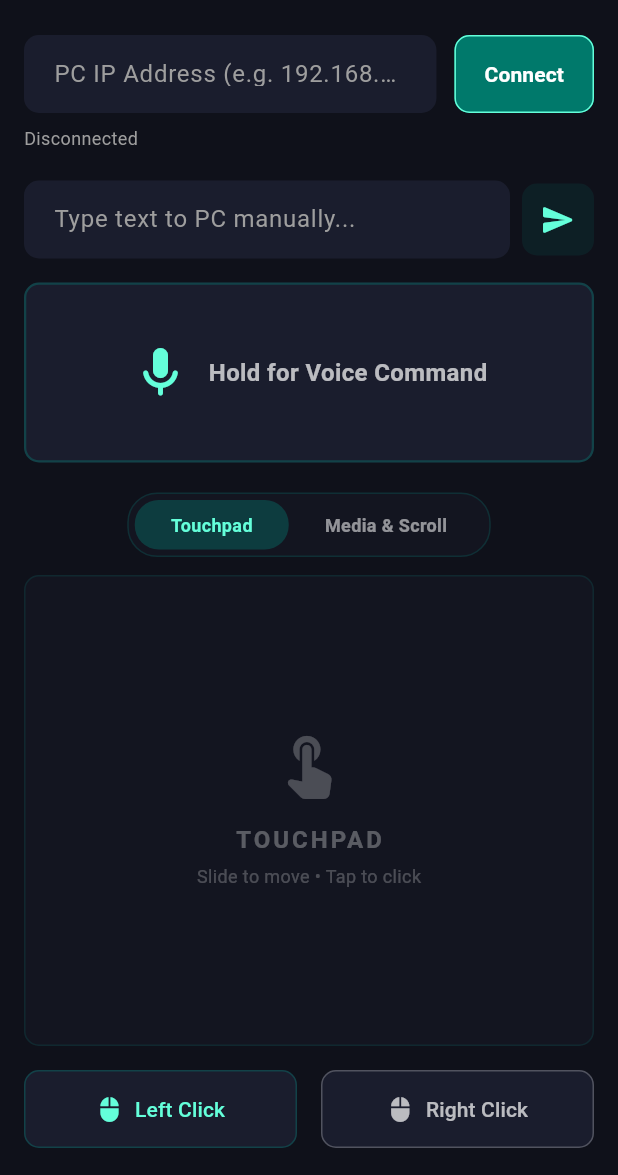
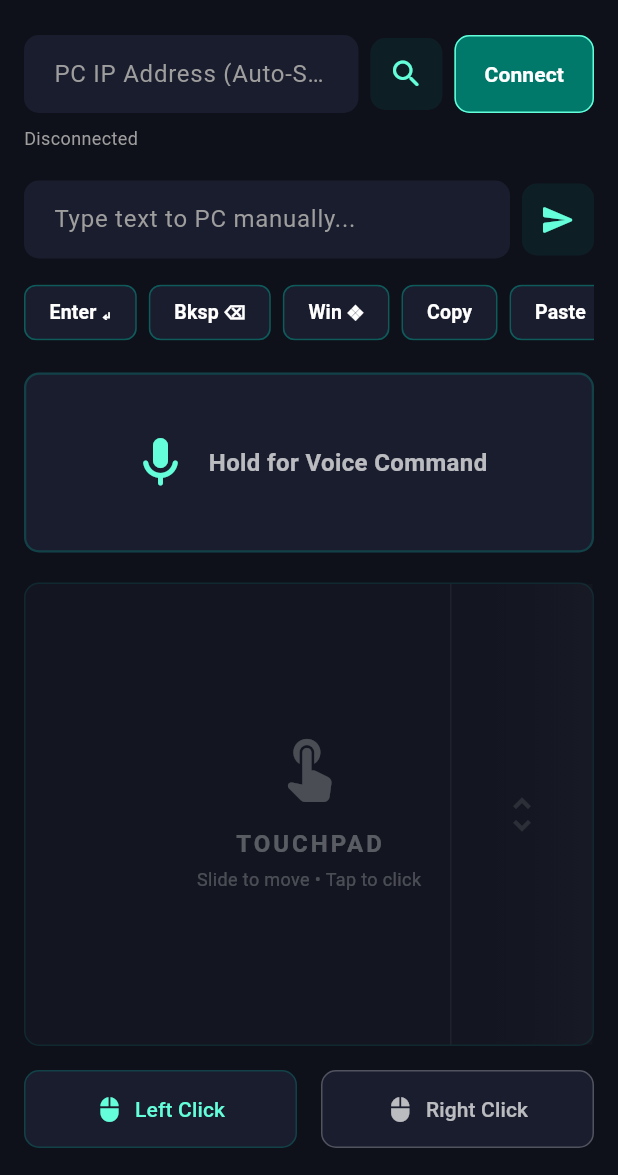
Before and after one commit to YRJ-10/Mobile-PC-Input-Control, a Flutter app: the screen it shows after launch, on a phone screen of 412 x 824 dp, the part 61-1236 px from its top. Run offline on Flutter 3.47's test engine with Material 3 defaults, Android fonts, the phone set to English and light mode, and no system bars; our stand-ins replace permission_handler, speech_to_text.

Commit message:
Final V1.1.0

```diff
--- a/flutter_client/lib/main.dart
+++ b/flutter_client/lib/main.dart
@@ -44,15 +44,14 @@ class _RemoteHomePageState extends State<RemoteHomePage> {
   Socket? _socket;
   bool _isConnected = false;
   String _statusMessage = "Disconnected";
+  bool _isScanning = false;
 
   late stt.SpeechToText _speech;
   bool _isListening = false;
   String _lastRecognizedWords = "";
 
   static const platform = MethodChannel('com.mobilepcmedia/audio');
-
-  // Tab State: 0 untuk Touchpad, 1 untuk Media
-  int _currentPage = 0;
+  bool _isAudioEnabled = true;
 
   @override
   void initState() {
@@ -93,6 +92,51 @@ class _RemoteHomePageState extends State<RemoteHomePage> {
     }
   }
 
+  // --- UDP DISCOVERY ---
+  void _scanNetwork() async {
+    setState(() => _isScanning = true);
+    try {
+      final udpSocket = await RawDatagramSocket.bind(InternetAddress.anyIPv4, 0);
+      udpSocket.broadcastEnabled = true;
+
+      // Listen for response
+      udpSocket.listen((RawSocketEvent event) {
+        if (event == RawSocketEvent.read) {
+          Datagram? dg = udpSocket.receive();
+          if (dg != null) {
+            final message = utf8.decode(dg.data);
+            if (message == "MOBILEPC_SERVER") {
+              udpSocket.close();
+              if (mounted) {
+                setState(() {
+                  _ipController.text = dg.address.address;
+                  _isScanning = false;
+                });
+                _connectToServer();
+              }
+            }
+          }
+        }
+      });
+
+      // Broadcast to 255.255.255.255
+      udpSocket.send(utf8.encode("DISCOVER_MOBILEPC"), InternetAddress("255.255.255.255"), 8081);
+
+      // Timeout after 3 seconds
+      Future.delayed(const Duration(seconds: 3), () {
+        if (_isScanning && mounted) {
+          udpSocket.close();
+          setState(() => _isScanning = false);
+          ScaffoldMessenger.of(context).showSnackBar(
+            const SnackBar(content: Text('PC not found. Make sure PC server is running.', style: TextStyle(color: Colors.white))),
+          );
+        }
+      });
+    } catch (e) {
+      if (mounted) setState(() => _isScanning = false);
+    }
+  }
+
   void _connectToServer() async {
     final ip = _ipController.text.trim();
     if (ip.isEmpty) return;
@@ -104,6 +148,7 @@ class _RemoteHomePageState extends State<RemoteHomePage> {
 
       setState(() {
         _isConnected = true;
+        _isAudioEnabled = true;
         _statusMessage = "Connected to $ip";
       });
 
@@ -164,18 +209,49 @@ class _RemoteHomePageState extends State<RemoteHomePage> {
     }
   }
 
+  void _toggleAudio() {
+    setState(() {
+      _isAudioEnabled = !_isAudioEnabled;
+    });
+
+    // Kirim perintah ke server Python
+    _sendCommand({
+      "type": "AUDIO_TOGGLE",
+      "enabled": _isAudioEnabled,
+    });
+
+    // Hidupkan/matikan receiver di Android native
+    if (_isAudioEnabled) {
+      _startNativeAudioReceiver();
+    } else {
+      _stopNativeAudioReceiver();
+    }
+  }
+
   // --- MOUSE CONTROLS ---
   double _accumulatedDx = 0;
   double _accumulatedDy = 0;
   DateTime _lastPanTime = DateTime.now();
 
-  void _onPanUpdate(DragUpdateDetails details) {
+  void _onPanUpdate(DragUpdateDetails details, BoxConstraints constraints) {
+    // Hidden Scroll Zone (25% di sisi kanan untuk ruang yang lebih lega)
+    if (details.localPosition.dx > constraints.maxWidth * 0.75) {
+      final now = DateTime.now();
+      if (now.difference(_lastPanTime).inMilliseconds >= 16) {
+        _sendCommand({
+          "type": "SCROLL",
+          "dy": details.delta.dy,
+        });
+        _lastPanTime = now;
+      }
+    } else {
+      // Normal Mouse Move
       _accumulatedDx += details.delta.dx;
       _accumulatedDy += details.delta.dy;
 
       final now = DateTime.now();
       if (now.difference(_lastPanTime).inMilliseconds >= 16) {
-      const double sensitivity = 2.5;
+        const double sensitivity = 4.0; // Sensitivitas dinaikkan agar jangkauan lebih jauh
         _sendCommand({
           "type": "MOUSE_MOVE",
           "dx": _accumulatedDx * sensitivity,
@@ -184,6 +260,7 @@ class _RemoteHomePageState extends State<RemoteHomePage> {
         _lastPanTime = now;
         _accumulatedDx = 0;
         _accumulatedDy = 0;
+      }
     }
   }
 
@@ -256,148 +333,17 @@ class _RemoteHomePageState extends State<RemoteHomePage> {
     );
   }
 
-  // --- TAB 1: TOUCHPAD ---
-  Widget _buildTouchpadTab() {
-    return Column(
-      key: const ValueKey('touchpad'),
-      children: [
-        Expanded(
-          child: GestureDetector(
-            onPanUpdate: _onPanUpdate,
-            onTap: _onTap,
-            child: Container(
-              width: double.infinity,
-              decoration: BoxDecoration(
-                color: const Color(0xFF131520),
-                borderRadius: BorderRadius.circular(10),
-                border: Border.all(color: Colors.teal.withOpacity(0.15), width: 1),
+  // Helper Widget untuk Special Keys
+  Widget _specialKeyBtn(String label, String keyCmd) {
+    return Padding(
+      padding: const EdgeInsets.only(right: 8.0),
+      child: ActionChip(
+        label: Text(label, style: const TextStyle(color: Colors.white, fontSize: 13, fontWeight: FontWeight.bold)),
+        backgroundColor: const Color(0xFF1A1D2D),
+        side: BorderSide(color: Colors.teal.withOpacity(0.3), width: 1),
+        shape: RoundedRectangleBorder(borderRadius: BorderRadius.circular(8)),
+        onPressed: () => _sendCommand({"type": "SPECIAL_KEY", "key": keyCmd}),
       ),
-              child: Center(
-                child: Column(
-                  mainAxisAlignment: MainAxisAlignment.center,
-                  children: [
-                    const Icon(Icons.touch_app_rounded, color: Colors.white24, size: 48),
-                    const SizedBox(height: 12),
-                    const Text(
-                      'TOUCHPAD',
-                      style: TextStyle(color: Colors.white30, fontSize: 16, fontWeight: FontWeight.bold, letterSpacing: 2),
-                    ),
-                    const SizedBox(height: 4),
-                    const Text(
-                      'Slide to move • Tap to click',
-                      style: TextStyle(color: Colors.white24, fontSize: 12),
-                    ),
-                  ],
-                ),
-              ),
-            ),
-          ),
-        ),
-        const SizedBox(height: 16),
-        Row(
-          mainAxisAlignment: MainAxisAlignment.spaceEvenly,
-          children: [
-            Expanded(
-              child: ElevatedButton.icon(
-                onPressed: () => _sendCommand({"type": "MOUSE_CLICK", "button": "left"}),
-                icon: const Icon(Icons.mouse, size: 18),
-                label: const Text('Left Click'),
-                style: ElevatedButton.styleFrom(
-                  padding: const EdgeInsets.symmetric(vertical: 16),
-                  backgroundColor: const Color(0xFF1A1D2D),
-                  foregroundColor: Colors.tealAccent,
-                  shape: RoundedRectangleBorder(borderRadius: BorderRadius.circular(10)),
-                  side: BorderSide(color: Colors.teal.withOpacity(0.3), width: 1),
-                  elevation: 0,
-                ),
-              ),
-            ),
-            const SizedBox(width: 16),
-            Expanded(
-              child: ElevatedButton.icon(
-                onPressed: () => _sendCommand({"type": "MOUSE_CLICK", "button": "right"}),
-                icon: const Icon(Icons.mouse, size: 18),
-                label: const Text('Right Click'),
-                style: ElevatedButton.styleFrom(
-                  padding: const EdgeInsets.symmetric(vertical: 16),
-                  backgroundColor: const Color(0xFF1A1D2D),
-                  foregroundColor: Colors.white70,
-                  shape: RoundedRectangleBorder(borderRadius: BorderRadius.circular(10)),
-                  side: const BorderSide(color: Colors.white24, width: 1),
-                  elevation: 0,
-                ),
-              ),
-            ),
-          ],
-        ),
-      ],
-    );
-  }
-
-  // --- TAB 2: MEDIA & SCROLL ---
-  Widget _buildMediaTab() {
-    return Row(
-      key: const ValueKey('media'),
-      children: [
-        // Kiri: Play/Pause Button
-        Expanded(
-          flex: 1,
-          child: ElevatedButton.icon(
-            onPressed: () => _sendCommand({"type": "MEDIA", "action": "playpause"}),
-            icon: const Icon(Icons.play_circle_filled, size: 36),
-            label: const Text('Play\nPause', textAlign: TextAlign.center, style: TextStyle(fontSize: 16, fontWeight: FontWeight.bold)),
-            style: ElevatedButton.styleFrom(
-              backgroundColor: const Color(0xFF1A1D2D),
-              foregroundColor: Colors.tealAccent,
-              shape: RoundedRectangleBorder(borderRadius: BorderRadius.circular(10)),
-              side: BorderSide(color: Colors.tealAccent.withOpacity(0.3), width: 1),
-              elevation: 0,
-            ),
-          ),
-        ),
-        const SizedBox(width: 16),
-        // Kanan: Giant Scroll Wheel
-        Expanded(
-          flex: 2,
-          child: GestureDetector(
-            onPanUpdate: (details) {
-              final now = DateTime.now();
-              if (now.difference(_lastPanTime).inMilliseconds >= 32) { // 30fps
-                _sendCommand({
-                  "type": "SCROLL",
-                  "dy": details.delta.dy, // Kirim murni delta, biar server yang kalikan
-                });
-                _lastPanTime = now;
-              }
-            },
-            child: Container(
-              decoration: BoxDecoration(
-                color: const Color(0xFF131520),
-                borderRadius: BorderRadius.circular(10),
-                border: Border.all(color: Colors.teal.withOpacity(0.3), width: 2), // Border tegas
-              ),
-              child: Column(
-                mainAxisAlignment: MainAxisAlignment.center,
-                children: [
-                  const Icon(Icons.keyboard_double_arrow_up, color: Colors.white54, size: 40),
-                  const SizedBox(height: 16),
-                  Expanded(
-                    child: Center(
-                      child: RotatedBox(
-                        quarterTurns: 1,
-                        child: Icon(Icons.linear_scale, color: Colors.tealAccent.withOpacity(0.7), size: 60),
-                      ),
-                    ),
-                  ),
-                  const Text('GIANT SCROLL', style: TextStyle(color: Colors.tealAccent, fontSize: 14, fontWeight: FontWeight.bold, letterSpacing: 2)),
-                  const SizedBox(height: 16),
-                  const Icon(Icons.keyboard_double_arrow_down, color: Colors.white54, size: 40),
-                ],
-              ),
-            ),
-          ),
-        ),
-      ],
     );
   }
 
@@ -409,10 +355,39 @@ class _RemoteHomePageState extends State<RemoteHomePage> {
         title: const Text('MobilePC', style: TextStyle(fontWeight: FontWeight.w600, fontSize: 20)),
         actions: [
           if (_isConnected) ...[
-            const Icon(Icons.speaker_group, color: Colors.tealAccent, size: 20),
+            GestureDetector(
+              onTap: _toggleAudio,
+              child: Container(
+                margin: const EdgeInsets.symmetric(vertical: 10, horizontal: 8),
+                padding: const EdgeInsets.symmetric(horizontal: 10),
+                decoration: BoxDecoration(
+                  color: _isAudioEnabled ? Colors.teal.withOpacity(0.2) : Colors.redAccent.withOpacity(0.2),
+                  borderRadius: BorderRadius.circular(20),
+                  border: Border.all(
+                    color: _isAudioEnabled ? Colors.tealAccent.withOpacity(0.5) : Colors.redAccent.withOpacity(0.5),
+                  ),
+                ),
+                child: Row(
+                  children: [
+                    Icon(
+                      _isAudioEnabled ? Icons.speaker_group : Icons.volume_off,
+                      color: _isAudioEnabled ? Colors.tealAccent : Colors.redAccent,
+                      size: 16,
+                    ),
                     const SizedBox(width: 6),
-            const Center(child: Text('Audio ON', style: TextStyle(color: Colors.tealAccent, fontSize: 13, fontWeight: FontWeight.bold))),
-            const SizedBox(width: 16),
+                    Text(
+                      _isAudioEnabled ? 'Audio ON' : 'Audio OFF',
+                      style: TextStyle(
+                        color: _isAudioEnabled ? Colors.tealAccent : Colors.redAccent,
+                        fontSize: 12,
+                        fontWeight: FontWeight.bold,
+                      ),
+                    ),
+                  ],
+                ),
+              ),
+            ),
+            const SizedBox(width: 8),
           ],
           Icon(_isConnected ? Icons.wifi : Icons.wifi_off,
               color: _isConnected ? Colors.greenAccent : Colors.redAccent, size: 24),
@@ -426,18 +401,32 @@ class _RemoteHomePageState extends State<RemoteHomePage> {
           padding: const EdgeInsets.symmetric(horizontal: 16.0, vertical: 8.0),
           child: Column(
             children: [
-              // 1. Area IP Connect
+              // 1. Area IP Connect & Auto-Discovery
               Row(
                 children: [
                   Expanded(
                     child: TextField(
                       controller: _ipController,
-                      decoration: _modernInputDecoration('PC IP Address (e.g. 192.168.1.9)'),
+                      decoration: _modernInputDecoration('PC IP Address (Auto-Scan)'),
                       keyboardType: const TextInputType.numberWithOptions(decimal: true),
                       style: const TextStyle(color: Colors.white, fontWeight: FontWeight.bold),
                     ),
                   ),
-                  const SizedBox(width: 12),
+                  const SizedBox(width: 8),
+                  Container(
+                    decoration: BoxDecoration(
+                      color: Colors.teal.withOpacity(0.1),
+                      borderRadius: BorderRadius.circular(10),
+                    ),
+                    child: IconButton(
+                      icon: _isScanning
+                        ? const SizedBox(width: 20, height: 20, child: CircularProgressIndicator(strokeWidth: 2, color: Colors.tealAccent))
+                        : const Icon(Icons.search_rounded, color: Colors.tealAccent),
+                      onPressed: _isScanning ? null : _scanNetwork,
+                      tooltip: 'Auto-Discover PC',
+                    ),
+                  ),
+                  const SizedBox(width: 8),
                   ElevatedButton(
                     onPressed: _isConnected ? _confirmDisconnect : _connectToServer,
                     style: ElevatedButton.styleFrom(
@@ -462,7 +451,7 @@ class _RemoteHomePageState extends State<RemoteHomePage> {
               ),
               const SizedBox(height: 20),
 
-              // 2. Area Type Text Manual
+              // 2. Area Type Text Manual & Special Keys
               Row(
                 children: [
                   Expanded(
@@ -485,6 +474,21 @@ class _RemoteHomePageState extends State<RemoteHomePage> {
                     ),
                   ),
                 ],
+              ),
+              const SizedBox(height: 12),
+
+              // Special Keys Row
+              SingleChildScrollView(
+                scrollDirection: Axis.horizontal,
+                child: Row(
+                  children: [
+                    _specialKeyBtn('Enter ↵', 'enter'),
+                    _specialKeyBtn('Bksp ⌫', 'backspace'),
+                    _specialKeyBtn('Win ❖', 'win'),
+                    _specialKeyBtn('Copy', 'copy'),
+                    _specialKeyBtn('Paste', 'paste'),
+                  ],
+                ),
               ),
               const SizedBox(height: 16),
 
@@ -526,75 +530,108 @@ class _RemoteHomePageState extends State<RemoteHomePage> {
               ),
               const SizedBox(height: 20),
 
-              // 4. Area Multi-Tab Tipis
+              // 4. Area Touchpad (dengan Hidden Scroll Zone)
               Expanded(
-                child: Column(
-                  children: [
-                    // A. Header Tab Tipis
-                    Container(
-                      margin: const EdgeInsets.only(bottom: 12),
-                      padding: const EdgeInsets.symmetric(horizontal: 4, vertical: 4),
+                child: LayoutBuilder(
+                  builder: (context, constraints) {
+                    return GestureDetector(
+                      onPanUpdate: (details) => _onPanUpdate(details, constraints),
+                      onTap: _onTap,
+                      child: Container(
+                        width: double.infinity,
                         decoration: BoxDecoration(
                           color: const Color(0xFF131520),
-                        borderRadius: BorderRadius.circular(20),
-                        border: Border.all(color: Colors.teal.withOpacity(0.2)),
+                          borderRadius: BorderRadius.circular(10),
+                          border: Border.all(color: Colors.teal.withOpacity(0.15), width: 1),
                         ),
-                      child: Row(
-                        mainAxisSize: MainAxisSize.min,
+                        child: Stack(
                           children: [
-                          GestureDetector(
-                            onTap: () => setState(() => _currentPage = 0),
-                            child: AnimatedContainer(
-                              duration: const Duration(milliseconds: 200),
-                              padding: const EdgeInsets.symmetric(horizontal: 24, vertical: 8),
-                              decoration: BoxDecoration(
-                                color: _currentPage == 0 ? Colors.teal.withOpacity(0.3) : Colors.transparent,
-                                borderRadius: BorderRadius.circular(16),
+                            // Konten Tengah
+                            Center(
+                              child: Column(
+                                mainAxisAlignment: MainAxisAlignment.center,
+                                children: [
+                                  const Icon(Icons.touch_app_rounded, color: Colors.white24, size: 48),
+                                  const SizedBox(height: 12),
+                                  const Text(
+                                    'TOUCHPAD',
+                                    style: TextStyle(color: Colors.white30, fontSize: 16, fontWeight: FontWeight.bold, letterSpacing: 2),
                                   ),
-                              child: Text(
-                                'Touchpad',
-                                style: TextStyle(
-                                  color: _currentPage == 0 ? Colors.tealAccent : Colors.white54,
-                                  fontWeight: FontWeight.bold,
-                                  fontSize: 12,
+                                  const SizedBox(height: 4),
+                                  const Text(
+                                    'Slide to move • Tap to click',
+                                    style: TextStyle(color: Colors.white24, fontSize: 12),
+                                  ),
+                                ],
                               ),
                             ),
+                            // Penanda visual halus untuk zona Scroll (25% paling kanan)
+                            Positioned(
+                              right: 0,
+                              top: 0,
+                              bottom: 0,
+                              width: constraints.maxWidth * 0.25,
+                              child: Container(
+                                decoration: BoxDecoration(
+                                  border: Border(
+                                    left: BorderSide(color: Colors.white.withOpacity(0.05), width: 1),
+                                  ),
+                                  gradient: LinearGradient(
+                                    colors: [Colors.transparent, Colors.white.withOpacity(0.02)],
                                   ),
                                 ),
-                          GestureDetector(
-                            onTap: () => setState(() => _currentPage = 1),
-                            child: AnimatedContainer(
-                              duration: const Duration(milliseconds: 200),
-                              padding: const EdgeInsets.symmetric(horizontal: 24, vertical: 8),
-                              decoration: BoxDecoration(
-                                color: _currentPage == 1 ? Colors.teal.withOpacity(0.3) : Colors.transparent,
-                                borderRadius: BorderRadius.circular(16),
-                              ),
-                              child: Text(
-                                'Media & Scroll',
-                                style: TextStyle(
-                                  color: _currentPage == 1 ? Colors.tealAccent : Colors.white54,
-                                  fontWeight: FontWeight.bold,
-                                  fontSize: 12,
-                                ),
+                                child: const Center(
+                                  child: Icon(Icons.unfold_more, color: Colors.white10, size: 30),
                                 ),
                               ),
                             ),
                           ],
                         ),
                       ),
-
-                    // B. Konten Tab Aktif
-                    Expanded(
-                      child: AnimatedSwitcher(
-                        duration: const Duration(milliseconds: 300),
-                        child: _currentPage == 0 ? _buildTouchpadTab() : _buildMediaTab(),
+                    );
+                  }
                 ),
               ),
-                    const SizedBox(height: 10),
+              const SizedBox(height: 16),
+
+              // 5. Click Buttons
+              Row(
+                mainAxisAlignment: MainAxisAlignment.spaceEvenly,
+                children: [
+                  Expanded(
+                    child: ElevatedButton.icon(
+                      onPressed: () => _sendCommand({"type": "MOUSE_CLICK", "button": "left"}),
+                      icon: const Icon(Icons.mouse, size: 18),
+                      label: const Text('Left Click'),
+                      style: ElevatedButton.styleFrom(
+                        padding: const EdgeInsets.symmetric(vertical: 16),
+                        backgroundColor: const Color(0xFF1A1D2D),
+                        foregroundColor: Colors.tealAccent,
+                        shape: RoundedRectangleBorder(borderRadius: BorderRadius.circular(10)),
+                        side: BorderSide(color: Colors.teal.withOpacity(0.3), width: 1),
+                        elevation: 0,
+                      ),
+                    ),
+                  ),
+                  const SizedBox(width: 16),
+                  Expanded(
+                    child: ElevatedButton.icon(
+                      onPressed: () => _sendCommand({"type": "MOUSE_CLICK", "button": "right"}),
+                      icon: const Icon(Icons.mouse, size: 18),
+                      label: const Text('Right Click'),
+                      style: ElevatedButton.styleFrom(
+                        padding: const EdgeInsets.symmetric(vertical: 16),
+                        backgroundColor: const Color(0xFF1A1D2D),
+                        foregroundColor: Colors.white70,
+                        shape: RoundedRectangleBorder(borderRadius: BorderRadius.circular(10)),
+                        side: const BorderSide(color: Colors.white24, width: 1),
+                        elevation: 0,
+                      ),
+                    ),
+                  ),
                 ],
               ),
-              ),
+              const SizedBox(height: 10),
             ],
           ),
         ),
```
Also changed, not shown: 1 other file. Lines whose indentation alone changed are shown as unchanged.
